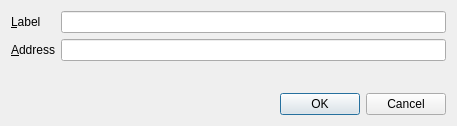
First picture: the form in src/qt/forms/editaddressdialog.ui, repository KrvnoZrnce/MACDCoin, before the edit.
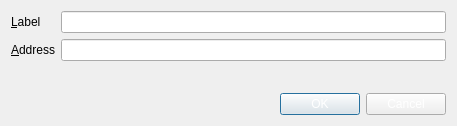
Second picture: the form after the edit.

The edit to the form file:
```diff
--- a/src/qt/forms/editaddressdialog.ui
+++ b/src/qt/forms/editaddressdialog.ui
@@ -63,6 +63,9 @@
    </item>
    <item>
     <widget class="QDialogButtonBox" name="buttonBox">
+     <property name="styleSheet">
+      <string notr="true">color:white;</string>
+     </property>
      <property name="orientation">
       <enum>Qt::Horizontal</enum>
      </property>
```
